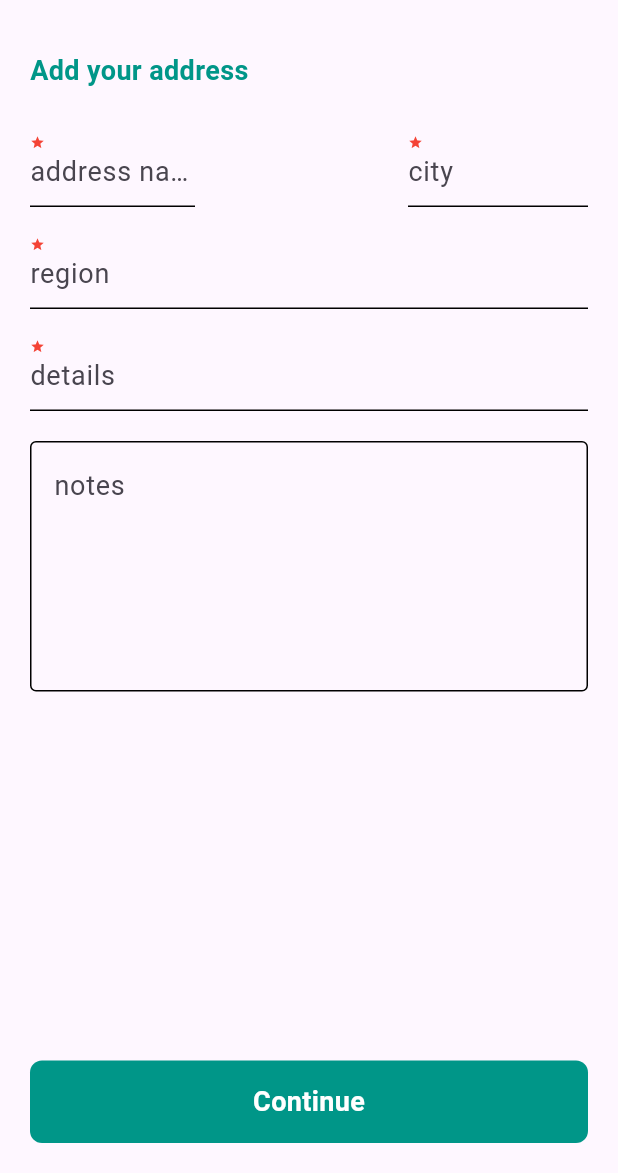
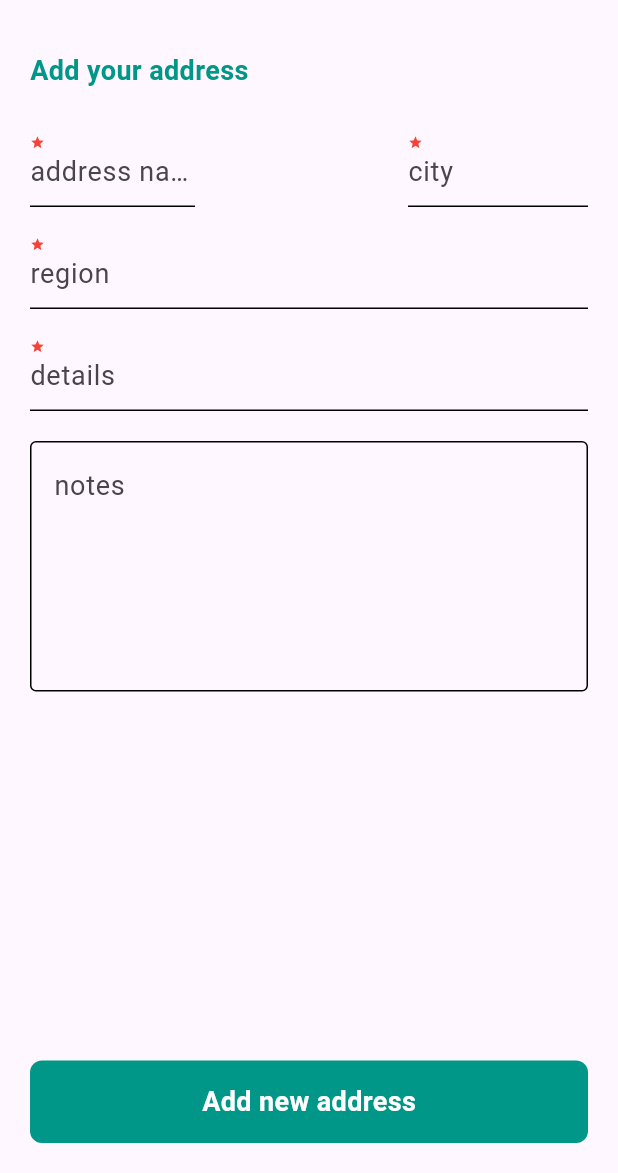
Before and after one commit to amgadelmarghny/store_app, a Flutter app: the AddAddressView screen opened by its route, on a phone screen of 412 x 824 dp, the part 63-1236 px from its top. Run offline on Flutter 3.47's test engine with Material 3 defaults, Android fonts, the light colour scheme and no system bars; our stand-ins replace bloc, cached_network_image, carousel_slider, conditional_builder_null_safety, dio, flutter_bloc and 6 more; accounts and stored records are empty; network calls fail; Roboto replaces fonts that are missing (Amiri).

Commit message:
change add address direction

```diff
--- a/lib/main.dart
+++ b/lib/main.dart
@@ -2,7 +2,7 @@ import 'dart:developer';
 import 'package:flutter/material.dart';
 import 'package:flutter_bloc/flutter_bloc.dart';
 import 'package:store_2/layout/shop/shop_view.dart';
-import 'package:store_2/modules/address/add_address_view.dart';
+import 'package:store_2/modules/address/add_new_address/add_address_view.dart';
 import 'package:store_2/modules/cart/my_cart_view.dart';
 import 'package:store_2/modules/category_details/category_details_view.dart';
 import 'package:store_2/modules/login/login_view.dart';
--- a/lib/modules/address/add_addres_button.dart
+++ b/lib/modules/address/add_new_address/add_addres_button.dart
@@ -30,7 +30,7 @@ class AddAddressButton extends StatelessWidget {
       child: CustomButton(
         isLoading: state is AddressLoading,
         color: defaultColor,
-        text: 'Continue',
+        text: 'Add new address',
         onTap: () {
           if (formKey.currentState!.validate()) {
             BlocProvider.of<AddressCubit>(context).addNewAddress(
--- a/lib/modules/address/add_address_view.dart
+++ b/lib/modules/address/add_new_address/add_address_view.dart
@@ -1,6 +1,6 @@
 import 'package:flutter/material.dart';
 import 'package:flutter_bloc/flutter_bloc.dart';
-import 'package:store_2/modules/address/add_address_view_body.dart';
+import 'package:store_2/modules/address/add_new_address/add_address_view_body.dart';
 import 'package:store_2/shared/bloc/address_cubit/address_cubit.dart';
 
 class AddAddressView extends StatelessWidget {
--- a/lib/modules/address/add_address_view_body.dart
+++ b/lib/modules/address/add_new_address/add_address_view_body.dart
@@ -1,7 +1,7 @@
 import 'package:flutter/material.dart';
 import 'package:flutter_bloc/flutter_bloc.dart';
-import 'package:store_2/modules/address/add_addres_button.dart';
-import 'package:store_2/modules/address/add_address_builder.dart';
+import 'package:store_2/modules/address/add_new_address/add_addres_button.dart';
+import 'package:store_2/modules/address/add_new_address/add_address_builder.dart';
 import 'package:store_2/shared/bloc/address_cubit/address_cubit.dart';
 import 'package:store_2/shared/components/custom_show_messeges.dart';
 
--- a/lib/modules/product/product_view_body.dart
+++ b/lib/modules/product/product_view_body.dart
@@ -3,7 +3,7 @@ import 'package:flutter/material.dart';
 import 'package:flutter_bloc/flutter_bloc.dart';
 import 'package:smooth_page_indicator/smooth_page_indicator.dart';
 import 'package:store_2/models/shope_models/product_model.dart';
-import 'package:store_2/modules/address/add_address_view.dart';
+import 'package:store_2/modules/address/add_new_address/add_address_view.dart';
 import 'package:store_2/modules/product/price_row.dart';
 import 'package:store_2/shared/bloc/shop_cubit/shop_cubit.dart';
 import 'package:store_2/shared/components/custom_buttomt.dart';
```
Also changed, not shown: lib/shared/bloc/shop_cubit/shop_cubit.dart (+6 -4 lines), lib/modules/address/add_new_address/add_address_builder.dart (renamed from lib/modules/address/add_address_builder.dart).
